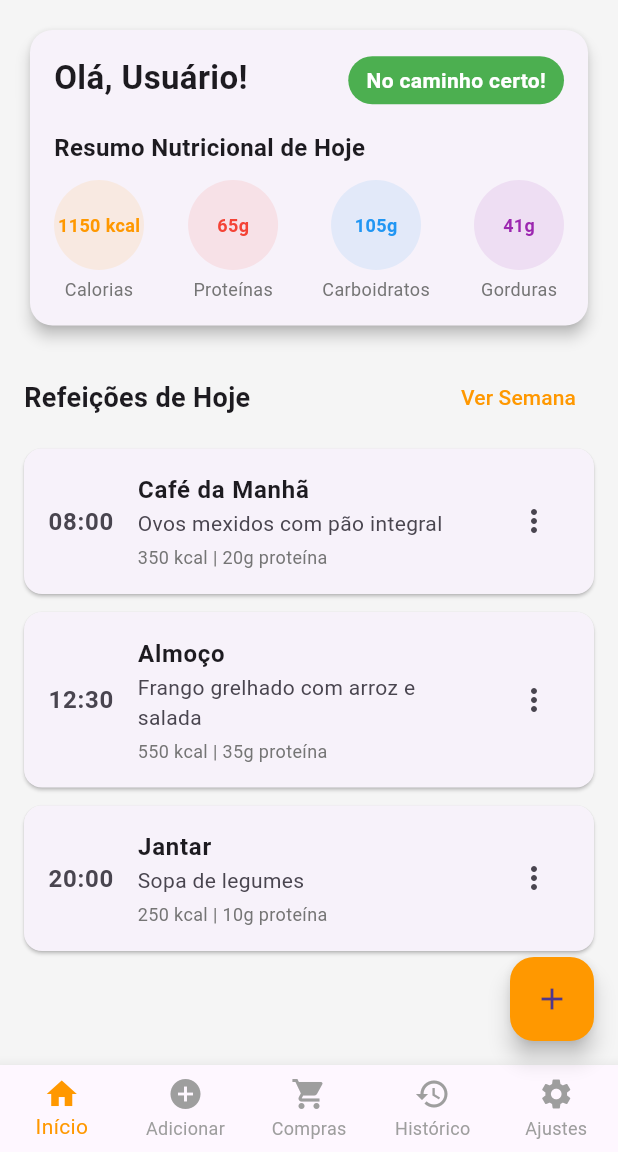
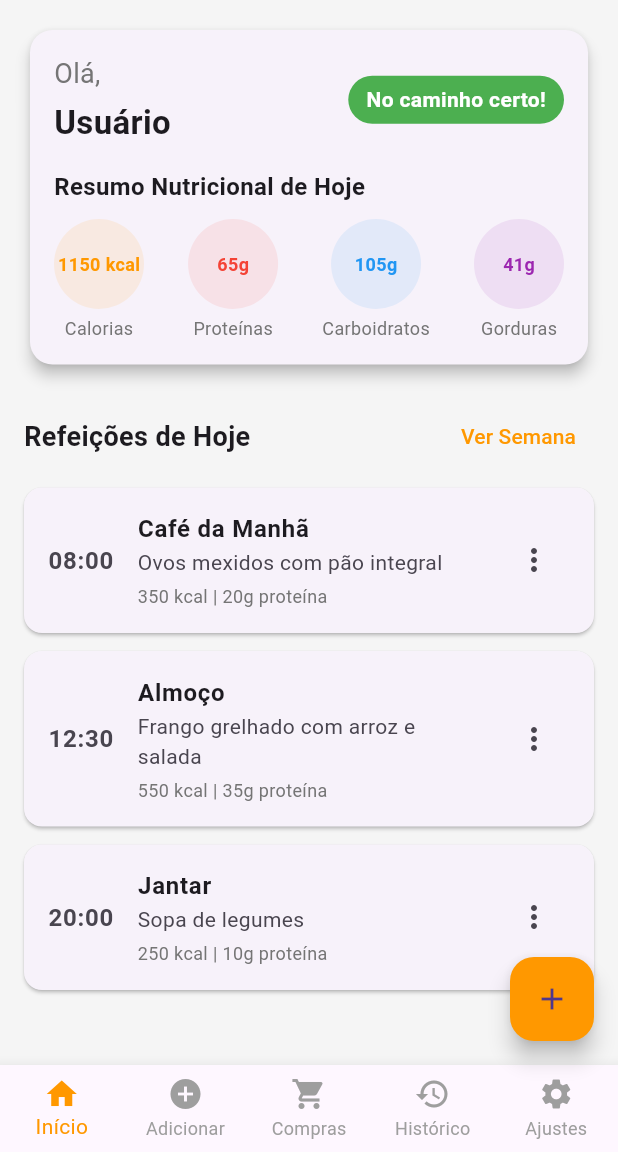
Before and after one commit to RafaelAndeloci/pdm_fatec_1, a Flutter app: the DashboardScreen screen opened directly, on a phone screen of 412 x 824 dp, the part 84-1236 px from its top. Run offline on Flutter 3.47's test engine with Material 3 defaults, Android fonts, the phone set to English and light mode, and no system bars; our stand-ins replace cloud_firestore, device_preview, firebase_auth, firebase_core, get_it, shared_preferences; accounts and stored records are empty.

Commit message:
feat(dashboard): adicionando o nome do usuário na tela principal

```diff
--- /dev/null
+++ b/lib/model/user_model.dart
@@ -0,0 +1,24 @@
+class User {
+  final String id;
+  final String email;
+  final String name;
+
+  User({required this.id, required this.email, required this.name});
+
+  Map<String, dynamic> toMap() {
+    return {
+      'id': id,
+      'email': email,
+      'name': name,
+      'createdAt': DateTime.now().toIso8601String(),
+    };
+  }
+
+  factory User.fromMap(Map<String, dynamic> map) {
+    return User(
+      id: map['id'] ?? '',
+      email: map['email'] ?? '',
+      name: map['name'] ?? '',
+    );
+  }
+}
--- a/lib/view/dashboard/dashboard_view.dart
+++ b/lib/view/dashboard/dashboard_view.dart
@@ -112,13 +112,44 @@ class _DashboardScreenState extends State<DashboardScreen> {
                         crossAxisAlignment: CrossAxisAlignment.start,
                         children: [
                           Text(
-                            'Olá, ${userSettingsController.userName}!',
-                            style: const TextStyle(
-                              fontSize: 22,
-                              fontWeight: FontWeight.bold,
+                            'Olá,',
+                            style: TextStyle(
+                              fontSize: 18,
+                              color: Colors.grey[600],
                             ),
                           ),
                           const SizedBox(height: 4),
+                          userSettingsController.userName.isEmpty
+                              ? Row(
+                                children: [
+                                  SizedBox(
+                                    width: 20,
+                                    height: 20,
+                                    child: CircularProgressIndicator(
+                                      strokeWidth: 2,
+                                      valueColor: AlwaysStoppedAnimation<Color>(
+                                        Colors.orange,
+                                      ),
+                                    ),
+                                  ),
+                                  const SizedBox(width: 8),
+                                  Text(
+                                    'Carregando...',
+                                    style: TextStyle(
+                                      fontSize: 22,
+                                      fontWeight: FontWeight.bold,
+                                      color: Colors.grey[400],
+                                    ),
+                                  ),
+                                ],
+                              )
+                              : Text(
+                                userSettingsController.userName,
+                                style: const TextStyle(
+                                  fontSize: 22,
+                                  fontWeight: FontWeight.bold,
+                                ),
+                              ),
                         ],
                       ),
                       Container(
```
Also changed, not shown: lib/controller/auth/auth_controller.dart (+71 -25 lines), lib/services/auth_service.dart (+8 -12 lines), lib/services/firestore_service.dart (+10 -6 lines), lib/view/register/register_view.dart (+6 -6 lines).
